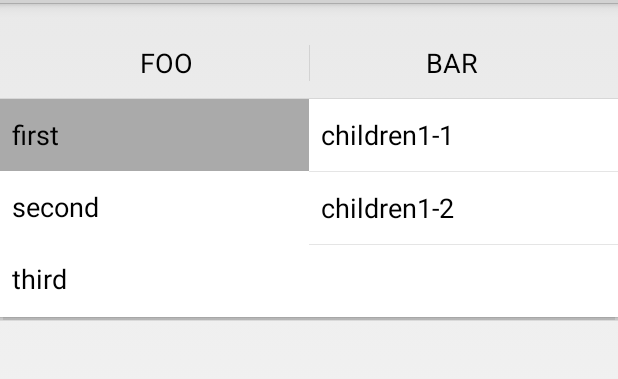
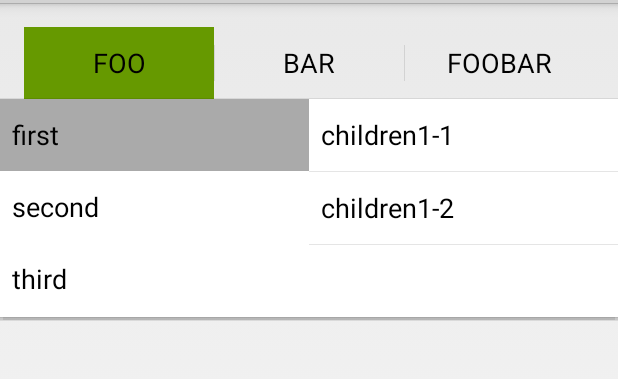
Before and after one commit to ljqx/Android-DoubleSpinner, an Android app: the screen it shows after launch (DemoActivity), after a tap on "FOO", on a phone screen of 412 x 824 dp, the part 69-448 px from its top. Run offline under Robolectric (Android 15) with nearby library versions, the phone set to English and light mode, and no system bars; 1 statement that could not run was skipped.

Commit message:
Add selected state to double spinner.

```diff
--- a/demo/build.gradle
+++ b/demo/build.gradle
@@ -1,13 +1,13 @@
 apply plugin: 'com.android.application'
 
 android {
-    compileSdkVersion 'android-L'
+    compileSdkVersion 19
     buildToolsVersion "20.0.0"
 
     defaultConfig {
         applicationId "gait.remi.android.view.demo"
-        minSdkVersion 14
-        targetSdkVersion 'L'
+        minSdkVersion 15
+        targetSdkVersion 19
         versionCode 1
         versionName "1.0"
     }
--- /dev/null
+++ b/demo/src/main/res/drawable-xxhdpi/double_spinner_bg_selector.xml
@@ -0,0 +1,6 @@
+<?xml version="1.0" encoding="utf-8"?>
+
+<selector xmlns:android="http://schemas.android.com/apk/res/android">
+    <item android:state_selected="true"
+        android:drawable="@android:color/holo_green_dark" />
+</selector>
--- a/demo/src/main/res/layout/activity_demo.xml
+++ b/demo/src/main/res/layout/activity_demo.xml
@@ -18,6 +18,7 @@
             android:layout_height="match_parent"
             android:layout_weight="1"
             android:text="@string/foo"
+            android:background="@drawable/double_spinner_bg_selector"
             style="?android:attr/buttonBarButtonStyle" />
         <gait.remi.android.view.DoubleSpinner
             android:id="@+id/bar"
@@ -26,6 +27,12 @@
             android:layout_weight="1"
             android:text="@string/bar"
             style="?android:attr/buttonBarButtonStyle" />
+        <Button
+            android:layout_width="match_parent"
+            android:layout_height="match_parent"
+            android:layout_weight="1"
+            android:text="@string/foobar"
+            style="?android:attr/buttonBarButtonStyle" />
         </LinearLayout>
 
 </RelativeLayout>
--- a/demo/src/main/res/layout/double_spinner_items_unselected.xml
+++ /dev/null
@@ -1,12 +0,0 @@
-<?xml version="1.0" encoding="utf-8"?>
-
-<TextView xmlns:android="http://schemas.android.com/apk/res/android"
-    android:id="@android:id/text1"
-    android:layout_width="match_parent"
-    android:layout_height="wrap_content"
-    android:textAppearance="?android:attr/textAppearanceListItemSmall"
-    android:gravity="center_vertical"
-    android:paddingStart="?android:attr/listPreferredItemPaddingStart"
-    android:paddingEnd="?android:attr/listPreferredItemPaddingEnd"
-    android:minHeight="?android:attr/listPreferredItemHeightSmall"
-    android:background="@android:color/white" />
--- a/demo/src/main/res/values/strings.xml
+++ b/demo/src/main/res/values/strings.xml
@@ -6,4 +6,5 @@
     <string name="action_settings">Settings</string>
     <string name="foo">FOO</string>
     <string name="bar">BAR</string>
+    <string name="foobar">FOOBAR</string>
 </resources>
--- a/double-spinner/src/main/java/gait/remi/android/view/DoubleSpinner.java
+++ b/double-spinner/src/main/java/gait/remi/android/view/DoubleSpinner.java
@@ -16,10 +16,11 @@ import android.widget.PopupWindow;
 import android.widget.TextView;
 
 public class DoubleSpinner extends Button {
-    Context context;
-    DoubleListView doubleListView;
-    PopupWindow popup;
-    OnSelectedListener onSelectedListener = null;
+    private Context context;
+    private DoubleListView doubleListView;
+    private PopupWindow popup;
+    private OnSecondarySelectedListener onSecondarySelectedListener = null;
+
     public DoubleSpinner(Context context) {
         super(context);
         init(context);
@@ -43,10 +44,17 @@ public class DoubleSpinner extends Button {
         popup.setTouchable(true);
         popup.setOutsideTouchable(true);
         popup.setBackgroundDrawable(new BitmapDrawable(getResources(), (Bitmap) null));
+        popup.setOnDismissListener(new PopupWindow.OnDismissListener() {
+            @Override
+            public void onDismiss() {
+                setSelected(false);
+            }
+        });
         setOnClickListener(new OnClickListener() {
             @Override
             public void onClick(View v) {
                 popup.showAsDropDown(v);
+                setSelected(true);
             }
         });
     }
@@ -55,12 +63,12 @@ public class DoubleSpinner extends Button {
         doubleListView.setAdapter(adapter);
     }
 
-    public void setOnSelectedListener(OnSelectedListener listener) {
-        this.onSelectedListener = listener;
+    public void setOnSecondarySelectedListener(OnSecondarySelectedListener listener) {
+        this.onSecondarySelectedListener = listener;
     }
 
-    public static interface OnSelectedListener {
-        abstract void onSelected(View parent, int primarySelected, long primaryId, int secondarySelected, long secondaryId);
+    public static interface OnSecondarySelectedListener {
+        abstract void onSecondarySelected(View parent, int primarySelected, long primaryId, int secondarySelected, long secondaryId);
     }
 
     private class DoubleListView extends FrameLayout  implements AdapterView.OnItemClickListener {
@@ -116,8 +124,8 @@ public class DoubleSpinner extends Button {
                 DoubleSpinner.this.setText(((TextView) view).getText().toString());
                 int primarySelected = adapter.getPrimarySelected();
                 long primarySelectedId = adapter.getPrimaryAdapter().getItemId(primarySelected);
-                if (onSelectedListener != null) {
-                    onSelectedListener.onSelected(DoubleSpinner.this, primarySelected, primarySelectedId, position, id);
+                if (onSecondarySelectedListener != null) {
+                    onSecondarySelectedListener.onSecondarySelected(DoubleSpinner.this, primarySelected, primarySelectedId, position, id);
                 }
             }
         }
```
Also changed, not shown: 4 other files.
